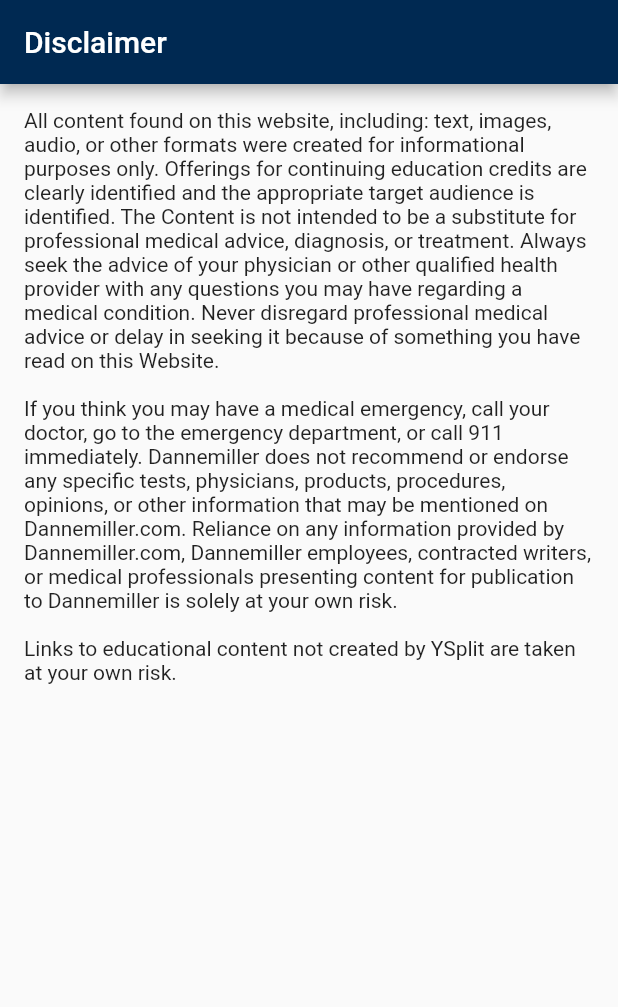
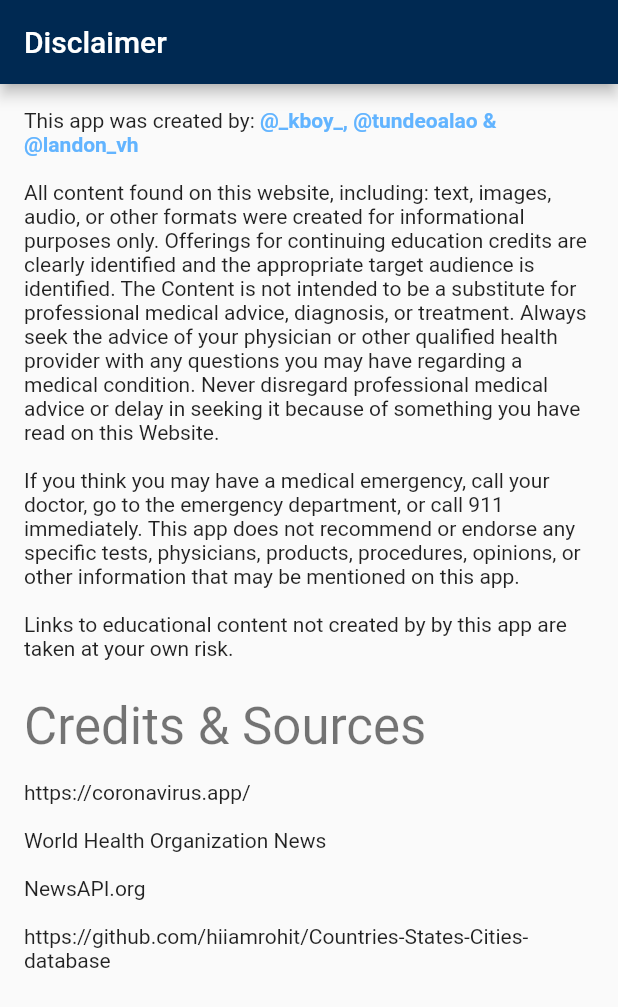
Before and after one commit to boatengyeboah/WashYourHands, a Flutter app: the DisclaimerTab screen opened directly, on a phone screen of 412 x 824 dp. Shown: the top 1007 px of the screen. Run offline on Flutter 3.47's test engine with Material 2 defaults, Android fonts, the phone set to English and light mode, and no system bars; our stand-ins replace flutter_native_dialog, font_awesome_flutter, google_maps_flutter, shared_preferences, sliding_up_panel, timeago; missing offline and left inert: searchable_dropdown; accounts and stored records are empty; network calls fail.

Commit message:
Disclaimer page

```diff
--- a/app/lib/disclaimer_tab.dart
+++ b/app/lib/disclaimer_tab.dart
@@ -1,5 +1,6 @@
 import 'package:flutter/material.dart';
 import 'package:saving_our_planet/spacing.dart';
+import 'package:url_launcher/url_launcher.dart';
 
 class DisclaimerTab extends StatefulWidget {
   DisclaimerTab({Key key}) : super(key: key);
@@ -19,7 +20,56 @@ class _DisclaimerTabState extends State<DisclaimerTab> {
         padding: inset3,
         child: ListView(
           children: <Widget>[
-            Text("All content found on this website, " +
+            RichText(
+              text: TextSpan(
+                children: [
+                  TextSpan(text: 'This app was created by: '),
+                  WidgetSpan(
+                    child: GestureDetector(
+                        onTap: () {
+                          launch('https://twitter.com/_kboy_');
+                        },
+                        child: Text(
+                          '@_kboy_, ',
+                          style: Theme.of(context).textTheme.body1.copyWith(
+                                color: Color(0xFF62B4FF),
+                                fontWeight: FontWeight.bold,
+                              ),
+                        )),
+                  ),
+                  WidgetSpan(
+                    child: GestureDetector(
+                        onTap: () {
+                          launch('https://twitter.com/tundeoalao');
+                        },
+                        child: Text(
+                          '@tundeoalao & ',
+                          style: Theme.of(context).textTheme.body1.copyWith(
+                                color: Color(0xFF62B4FF),
+                                fontWeight: FontWeight.bold,
+                              ),
+                        )),
+                  ),
+                  WidgetSpan(
+                    child: GestureDetector(
+                        onTap: () {
+                          launch('https://twitter.com/landon_vh');
+                        },
+                        child: Text(
+                          '@landon_vh',
+                          style: Theme.of(context).textTheme.body1.copyWith(
+                                color: Color(0xFF62B4FF),
+                                fontWeight: FontWeight.bold,
+                              ),
+                        )),
+                  )
+                ],
+                style: Theme.of(context).textTheme.body1,
+              ),
+            ),
+            Container(
+              margin: inset3t,
+              child: Text("All content found on this website, " +
                   "including: text, images, audio, or other formats were created " +
                   "for informational purposes only. Offerings for continuing education " +
                   "credits are clearly identified and the appropriate target audience is " +
@@ -29,13 +79,27 @@ class _DisclaimerTabState extends State<DisclaimerTab> {
                   "have regarding a medical condition. Never disregard professional" +
                   " medical advice or delay in seeking it because of something you have read on this Website.\n\n" +
                   "If you think you may have a medical emergency, call your doctor, go to the emergency department," +
-                " or call 911 immediately. Dannemiller does not recommend or endorse any specific tests," +
+                  " or call 911 immediately. This app does not recommend or endorse any specific tests," +
                   " physicians, products, procedures, opinions, or other information that may be mentioned" +
-                " on Dannemiller.com. Reliance on any information provided by Dannemiller.com, Dannemiller" +
-                " employees, contracted writers, or medical professionals presenting content for" +
-                " publication to Dannemiller is solely at your own risk.\n\n" +
-                "Links to educational content not created by YSplit" +
+                  " on this app.\n\n" +
+                  "Links to educational content not created by by this app" +
                   " are taken at your own risk. "),
+            ),
+            Container(
+              margin: inset4t,
+              child: Text(
+                'Credits & Sources',
+                style: Theme.of(context).textTheme.display1,
+              ),
+            ),
+            Container(
+              margin: inset3t,
+              child: Text('https://coronavirus.app/\n'),
+            ),
+            Text('World Health Organization News\n'),
+            Text('NewsAPI.org\n'),
+            Text(
+                'https://github.com/hiiamrohit/Countries-States-Cities-database\n'),
           ],
         ),
       ),
--- a/app/lib/main.dart
+++ b/app/lib/main.dart
@@ -12,7 +12,7 @@ void main() async {
   WidgetsFlutterBinding.ensureInitialized();
 
   SharedPreferences prefs = await SharedPreferences.getInstance();
-  prefs.clear(); // TODO: Remove this.
+  // prefs.clear(); // TODO: Remove this.
   Widget initialWidget =  MainTabs();
 
   if (!prefs.containsKey(COUNTRY_DATA_SET_KEY)) {
```
Also changed, not shown: app/pubspec.yaml (+7 -0 lines), app/assets/launcher_icon.png (added), app/pubspec.lock, 28 other files. Lines whose indentation alone changed are shown as unchanged.
